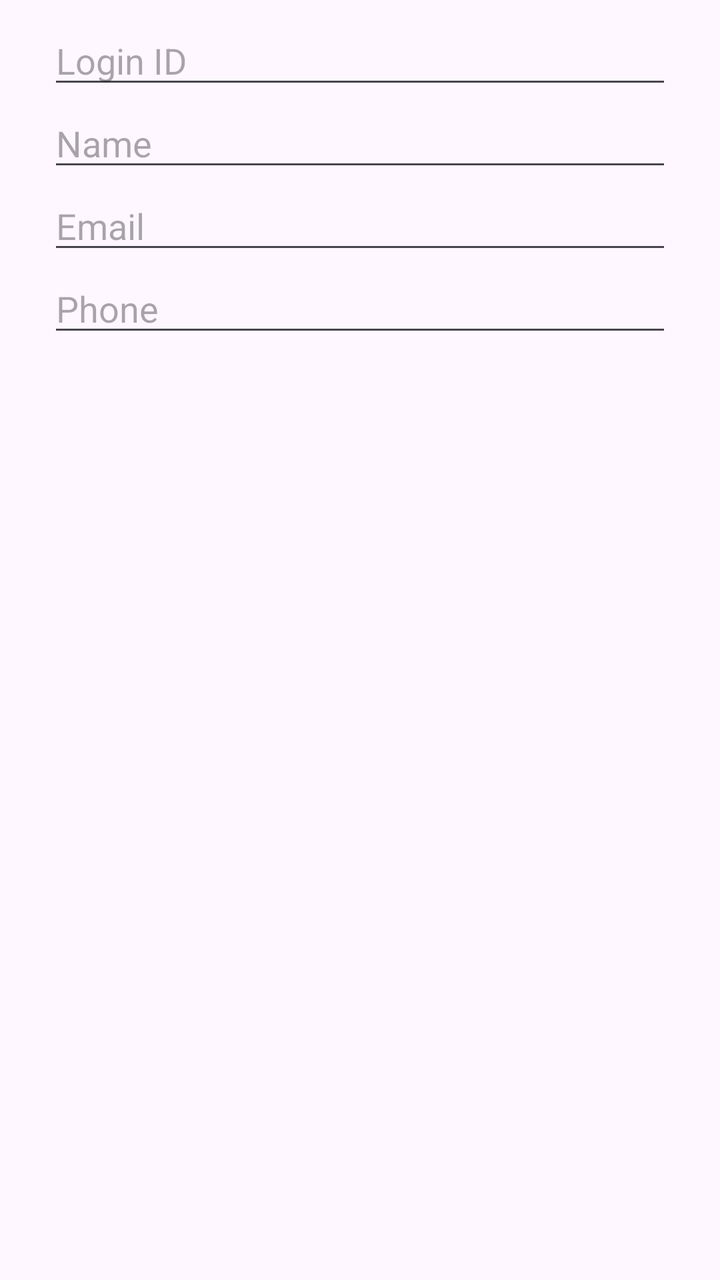
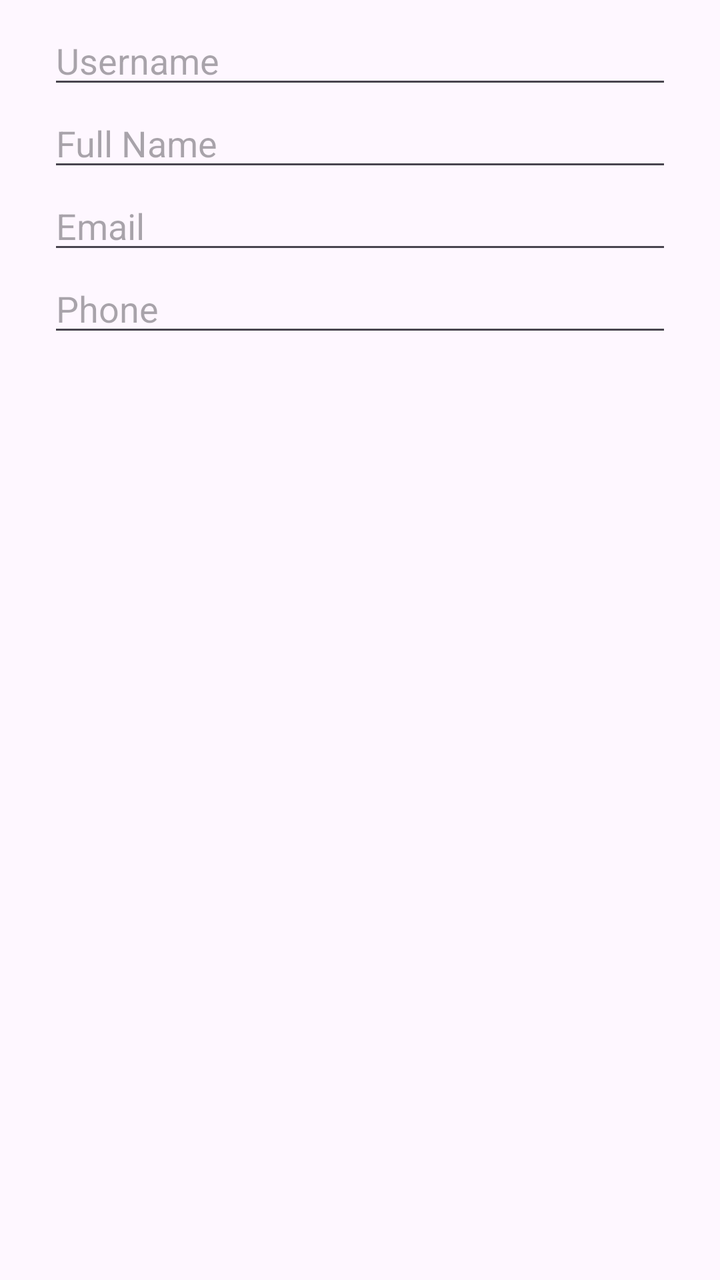

The first picture is an Android layout as it rendered before a commit; the second is the same layout after the commit. The layout source and the unified diff follow.
<!-- AndroidManifest.xml: application theme Theme.ISCG7424GroupAssessment -->
<!-- res/layout/dialog_admin_user.xml -->
<?xml version="1.0" encoding="utf-8"?>
<LinearLayout xmlns:android="http://schemas.android.com/apk/res/android"
    android:layout_width="match_parent"
    android:layout_height="wrap_content"
    android:orientation="vertical"
    android:paddingStart="24dp"
    android:paddingTop="8dp"
    android:paddingEnd="24dp">

    <EditText
        android:id="@+id/et_userLoginId"
        android:layout_width="match_parent"
        android:layout_height="wrap_content"
        android:hint="Login ID"
        android:inputType="textNoSuggestions"/>

    <EditText
        android:id="@+id/et_userName"
        android:layout_width="match_parent"
        android:layout_height="wrap_content"
        android:hint="Name"
        android:inputType="textPersonName|textCapWords"/>

    <EditText
        android:id="@+id/et_userEmail"
        android:layout_width="match_parent"
        android:layout_height="wrap_content"
        android:hint="Email"
        android:inputType="textEmailAddress"/>

    <EditText
        android:id="@+id/et_userPhone"
        android:layout_width="match_parent"
        android:layout_height="wrap_content"
        android:hint="Phone"
        android:inputType="phone"/>
</LinearLayout>
<!-- resources referenced by this layout -->
<resources>
  <style name="Theme.ISCG7424GroupAssessment" parent="Base.Theme.ISCG7424GroupAssessment" />
  <style name="Base.Theme.ISCG7424GroupAssessment" parent="Theme.Material3.DayNight.NoActionBar">
          
          
      </style>
</resources>

<!-- the commit's change to res/layout/dialog_admin_user.xml (unified diff, before → after) -->
@@ -8,17 +8,17 @@
     android:paddingEnd="24dp">
 
     <EditText
-        android:id="@+id/et_userLoginId"
+        android:id="@+id/et_userName"
         android:layout_width="match_parent"
         android:layout_height="wrap_content"
-        android:hint="Login ID"
+        android:hint="Username"
         android:inputType="textNoSuggestions"/>
 
     <EditText
-        android:id="@+id/et_userName"
+        android:id="@+id/et_userFullName"
         android:layout_width="match_parent"
         android:layout_height="wrap_content"
-        android:hint="Name"
+        android:hint="Full Name"
         android:inputType="textPersonName|textCapWords"/>
 
     <EditText
